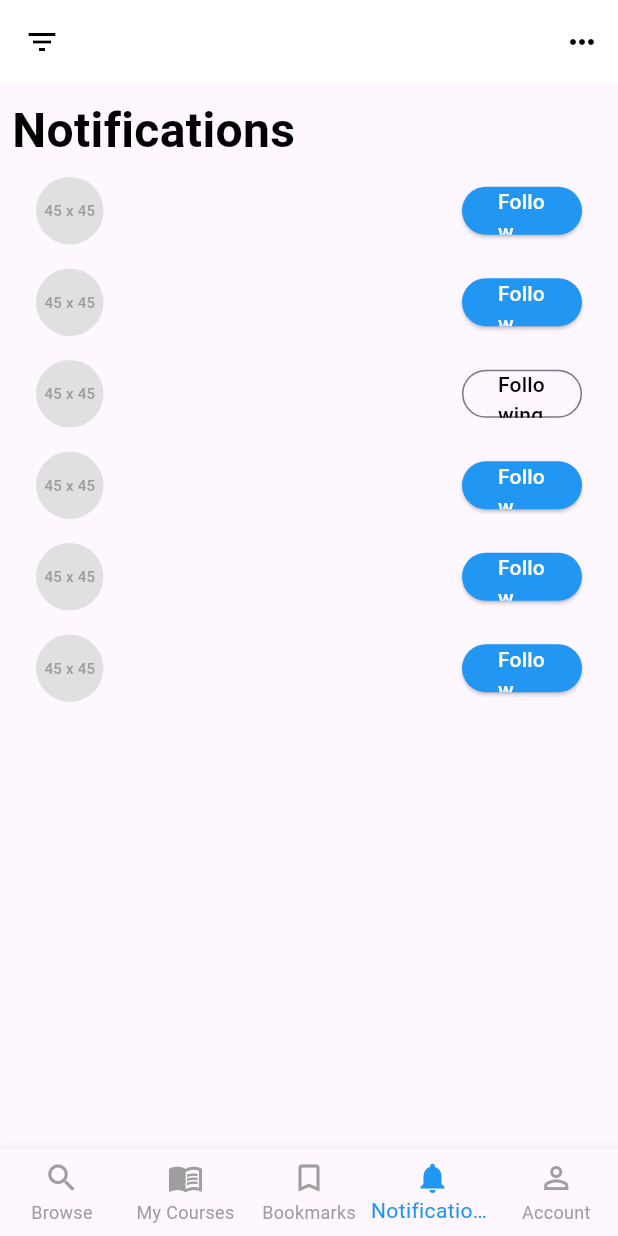
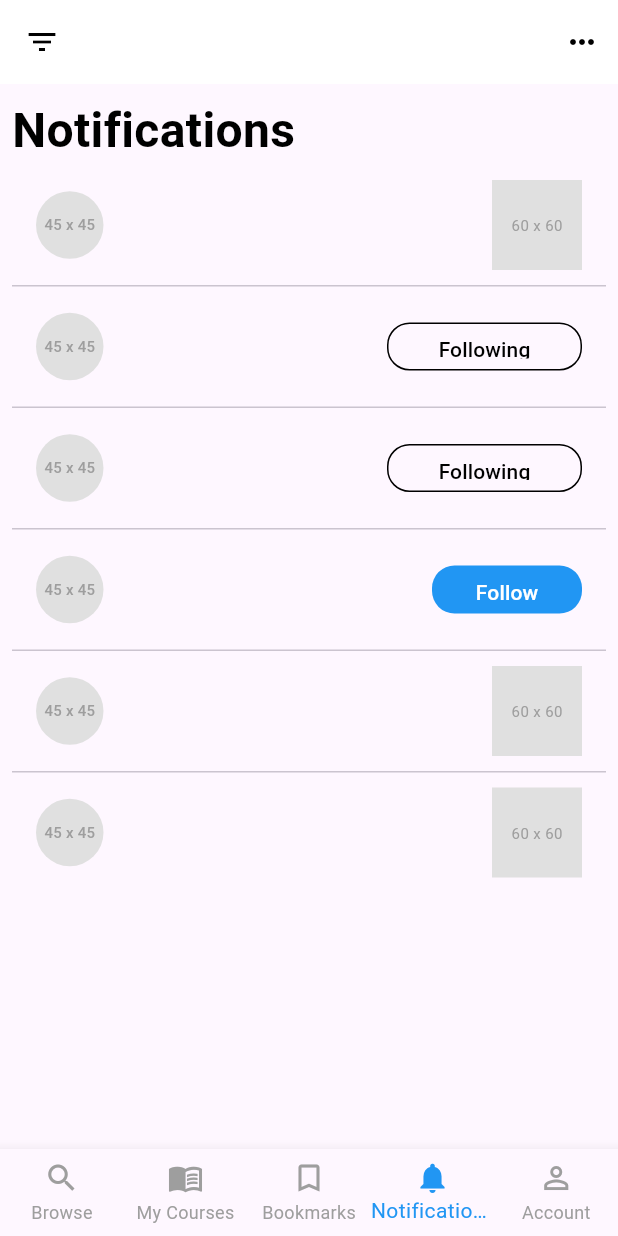
Before and after one commit to ibad-nazir/electro_dragon, a Flutter app: the NotificationScreen screen opened directly, on a phone screen of 412 x 824 dp. Run offline on Flutter 3.47's test engine with Material 3 defaults, Android fonts, the phone set to English and light mode, and no system bars; our stand-ins replace google_fonts.

Commit message:
all changes

```diff
--- a/lib/pages/notifications/screens/notifcation_screen.dart
+++ b/lib/pages/notifications/screens/notifcation_screen.dart
@@ -1,10 +1,62 @@
+import 'package:electro_dragon/mycourses/pages/mycourses.dart';
+import 'package:electro_dragon/pages/bookmarks/screens/bookmarks_screen.dart';
+import 'package:electro_dragon/pages/home/screens/home_screen.dart';
 import 'package:flutter/material.dart';
 
-class NotificationScreen extends StatelessWidget {
+class NotificationScreen extends StatefulWidget {
   const NotificationScreen({Key? key}) : super(key: key);
 
-  Widget _notificationItem({bool isFollowing = false, bool isPicture = false}) {
-    return Padding(
+  @override
+  State<NotificationScreen> createState() => _NotificationScreenState();
+}
+
+class _NotificationScreenState extends State<NotificationScreen> {
+  int _selectedIndex = 3; // Start with notifications selected
+
+  void _onItemTapped(int index) {
+    if (index == _selectedIndex) return; // Don't navigate if same index
+
+    switch (index) {
+      case 0:
+        Navigator.pushReplacement(
+          context,
+          MaterialPageRoute(
+            builder: (context) => HomeScreen(),
+          ),
+        );
+        break;
+      case 1:
+        Navigator.pushReplacement(
+          context,
+          MaterialPageRoute(
+            builder: (context) => MyCoursesScreen(),
+          ),
+        );
+        break;
+      case 2:
+        Navigator.pushReplacement(
+          context,
+          MaterialPageRoute(
+            builder: (context) => BookmarksScreen(),
+          ),
+        );
+        ;
+        break;
+      case 3:
+        // Already on notifications
+        break;
+      case 4:
+        Navigator.pushReplacementNamed(context, '/account');
+        break;
+    }
+  }
+
+  Widget _notificationItem(
+      {bool isFollowing = false,
+      bool isPicture = false,
+      bool isNotFollowing = false}) {
+    return Container(
+      height: 80, // Fixed height for all notifications
       padding: const EdgeInsets.symmetric(vertical: 8.0, horizontal: 16.0),
       child: Row(
         children: [
@@ -18,23 +70,48 @@ class NotificationScreen extends StatelessWidget {
           const SizedBox(width: 16),
           // Expanded for spacing
           Expanded(child: Container()),
-          // Follow/Following Button
+
+          if (isPicture)
+            Container(
+              width: 60,
+              height: 60,
+              color: Colors.grey[300],
+              child: Center(
+                child: const Text('60 x 60',
+                    style: TextStyle(fontSize: 10, color: Colors.grey)),
+              ),
+            ),
+
+          if (isFollowing)
             SizedBox(
-            width: 80,
+              width: 130,
               height: 32,
-            child: isFollowing
-                ? OutlinedButton(
+              child: TextButton(
+                style: TextButton.styleFrom(
+                  shape: RoundedRectangleBorder(
+                    borderRadius: BorderRadius.circular(15),
+                    side: const BorderSide(color: Colors.black),
+                  ),
+                ),
                 onPressed: () {},
                 child: const Text('Following',
                     style: TextStyle(color: Colors.black)),
-                  )
-                : ElevatedButton(
-                    style: ElevatedButton.styleFrom(
+              ),
+            ),
+          if (isNotFollowing)
+            SizedBox(
+              width: 100,
+              height: 32,
+              child: TextButton(
+                style: TextButton.styleFrom(
                   backgroundColor: Colors.blue,
-                      foregroundColor: Colors.white,
+                  shape: RoundedRectangleBorder(
+                    borderRadius: BorderRadius.circular(15),
+                  ),
                 ),
                 onPressed: () {},
-                    child: const Text('Follow'),
+                child:
+                    const Text('Follow', style: TextStyle(color: Colors.white)),
               ),
             ),
         ],
@@ -61,30 +138,50 @@ class NotificationScreen extends StatelessWidget {
       ),
       body: Padding(
         padding: const EdgeInsets.all(8.0),
-        child: ListView(
-          children: [
-            Text(
+        child: ListView.builder(
+          itemCount: 7, // 1 for title + 6 notification items
+          itemBuilder: (context, index) {
+            if (index == 0) {
+              return Text(
                 'Notifications',
                 style: TextStyle(
                   color: Colors.black,
                   fontWeight: FontWeight.bold,
                   fontSize: 32,
                 ),
-            ),
-            _notificationItem(),
-            _notificationItem(),
-            _notificationItem(isFollowing: true),
-            _notificationItem(),
-            _notificationItem(),
-            _notificationItem(),
+              );
+            }
+
+            // Adjust index to match the original notification items
+            final adjustedIndex = index - 1;
+            Widget notificationItem;
+
+            if (adjustedIndex == 0 ||
+                adjustedIndex == 4 ||
+                adjustedIndex == 5) {
+              notificationItem = _notificationItem(isPicture: true);
+            } else if (adjustedIndex == 1 || adjustedIndex == 2) {
+              notificationItem = _notificationItem(isFollowing: true);
+            } else {
+              notificationItem = _notificationItem(isNotFollowing: true);
+            }
+
+            return Column(
+              children: [
+                notificationItem,
+                if (index < 6) // Don't add divider after the last item
+                  const Divider(height: 1),
               ],
+            );
+          },
         ),
       ),
       bottomNavigationBar: BottomNavigationBar(
-        currentIndex: 3,
+        currentIndex: _selectedIndex,
         type: BottomNavigationBarType.fixed,
         selectedItemColor: Colors.blue,
         unselectedItemColor: Colors.grey,
+        onTap: _onItemTapped,
         items: const [
           BottomNavigationBarItem(icon: Icon(Icons.search), label: 'Browse'),
           BottomNavigationBarItem(
--- a/lib/pages/search/screens/search_screen.dart
+++ b/lib/pages/search/screens/search_screen.dart
@@ -1,4 +1,5 @@
 import 'package:flutter/material.dart';
+import 'package:electro_dragon/widgets/custom_bottom_nav_bar.dart';
 
 class SearchScreen extends StatefulWidget {
   const SearchScreen({Key? key}) : super(key: key);
@@ -86,7 +87,7 @@ class _SearchScreenState extends State<SearchScreen> {
                     'Music',
                     'Social',
                     'Nightlife',
-                    'Concerts',
+                  'Concerts',
                     'Health',
                     'Submarine'
                   ]
@@ -246,6 +247,7 @@ class _SearchScreenState extends State<SearchScreen> {
           ),
         ),
       ),
+      bottomNavigationBar: const CustomBottomNavBar(currentIndex: 0),
     );
   }
 }
```
Also changed, not shown: lib/pages/auth/screens/account_screen.dart (added, +29 -0 lines), lib/pages/bookmarks/screens/bookmarks_screen.dart (+16 -32 lines), lib/pages/home/screens/home_screen.dart (+12 -4 lines), lib/widgets/custom_bottom_nav_bar.dart (added, +76 -0 lines). Lines whose indentation alone changed are shown as unchanged.
